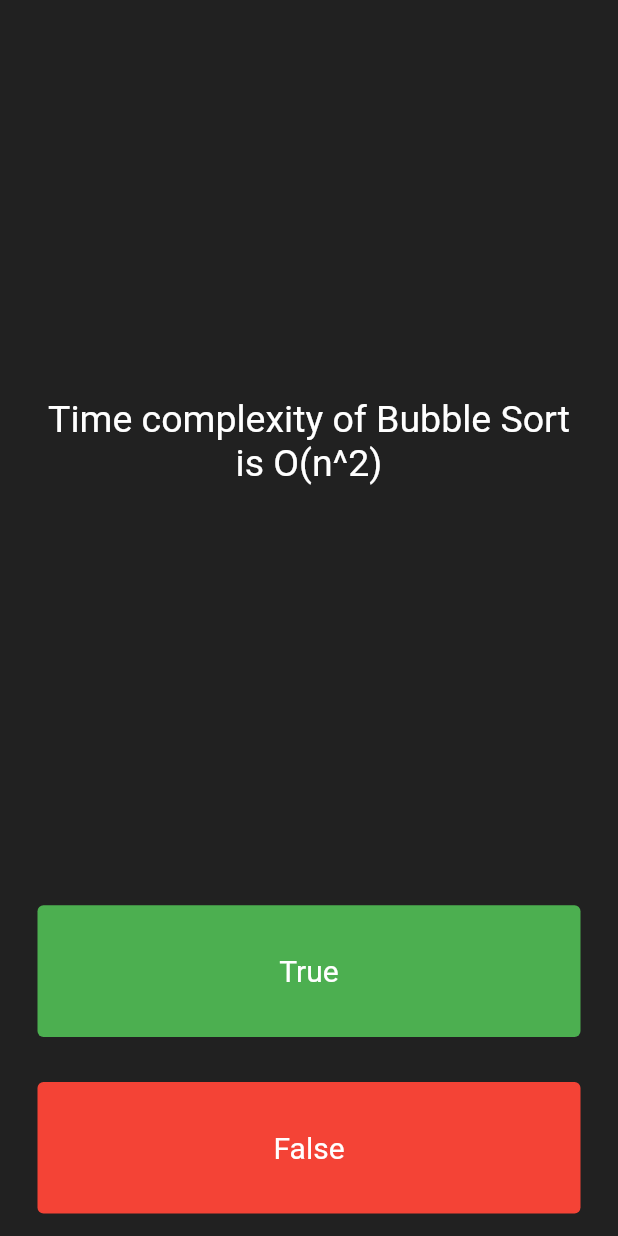
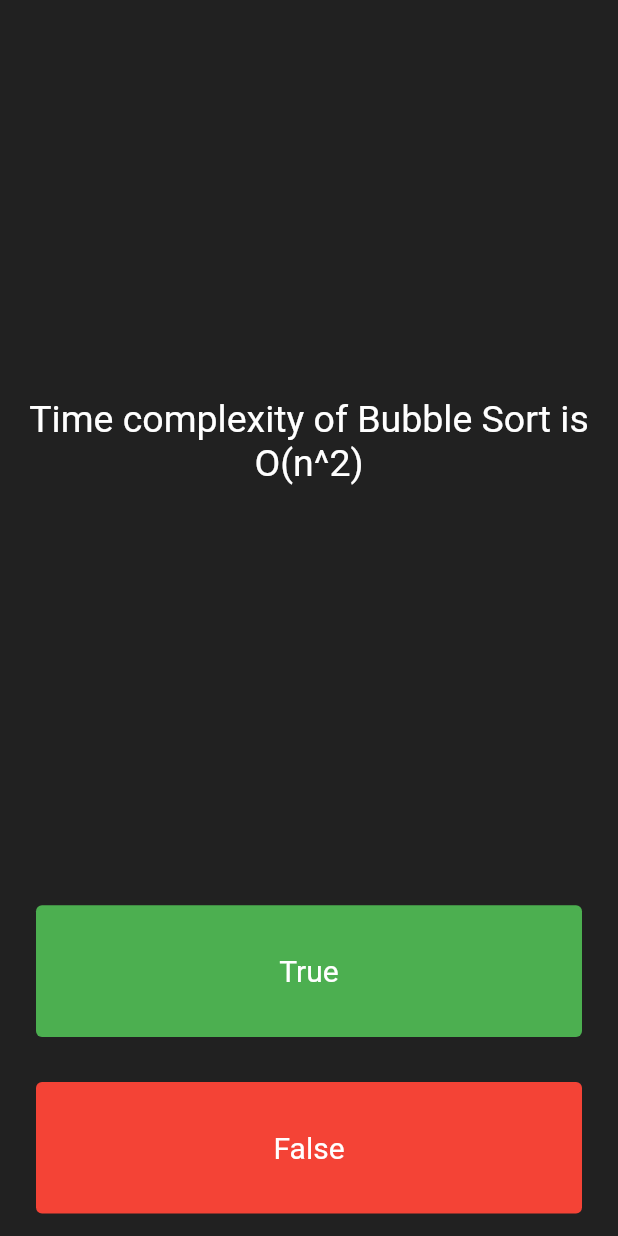
Before and after one commit to Payalkumari25/Quizzler_App, a Flutter app: the screen it shows after launch, on a phone screen of 412 x 824 dp. Run offline on Flutter 3.47's test engine with Material 2 defaults, Android fonts, the phone set to English and light mode, and no system bars; our stand-ins replace rflutter_alert.

Commit message:
horizontal change

```diff
--- a/lib/main.dart
+++ b/lib/main.dart
@@ -20,7 +20,7 @@ class Quizzler extends StatelessWidget {
         backgroundColor: Colors.grey.shade900,
         body: SafeArea(
           child: Padding(
-            padding: EdgeInsets.symmetric(horizontal: 10.0),
+            padding: EdgeInsets.symmetric(horizontal: 9.0),
             child: QuizPage(),
           ),
         ),
```
